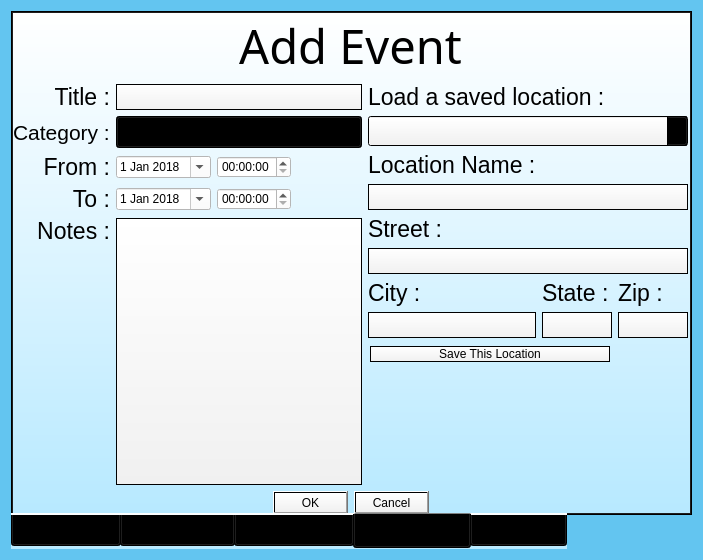
Above: Calendar/mainwindowtabbed.ui from oscarl1127/CSUSM_CS441_Project before the change. Below: the same form after it.
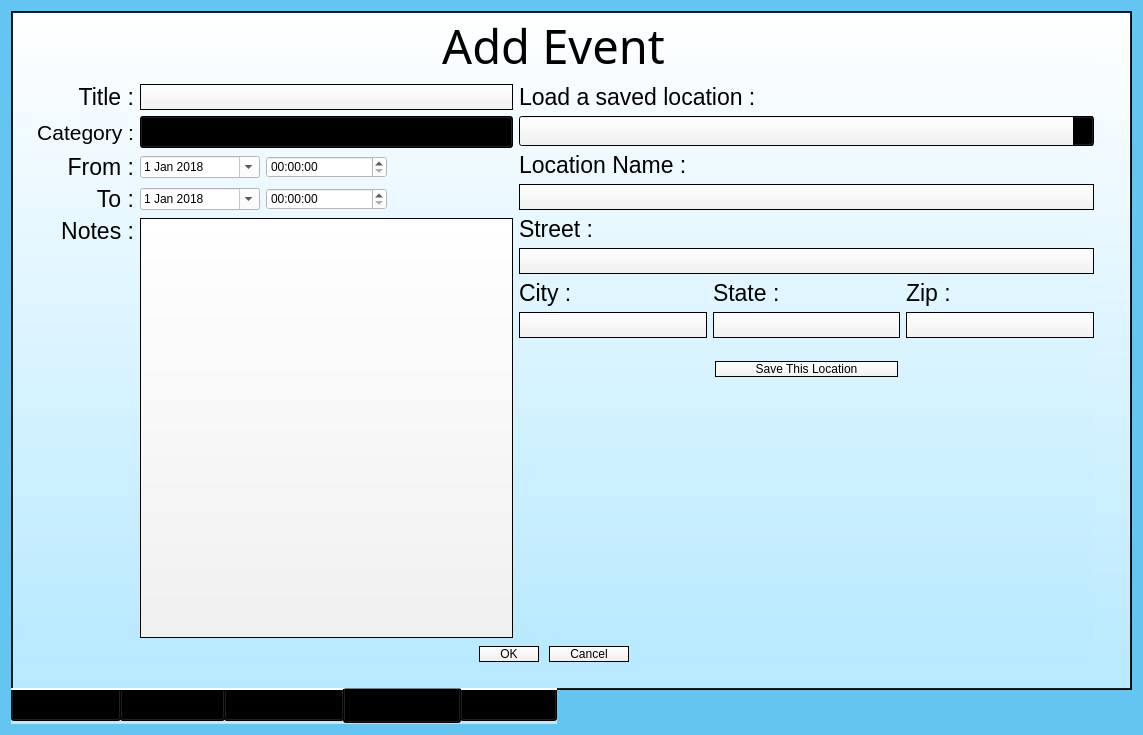
That is the form after the change. The open tabs and pages were chosen to show the change.

Patch:
```diff
--- a/Calendar/mainwindowtabbed.ui
+++ b/Calendar/mainwindowtabbed.ui
@@ -6,8 +6,8 @@
    <rect>
     <x>0</x>
     <y>0</y>
-    <width>703</width>
-    <height>560</height>
+    <width>1143</width>
+    <height>735</height>
    </rect>
   </property>
   <property name="focusPolicy">
@@ -22,8 +22,8 @@
   <property name="modal">
    <bool>false</bool>
   </property>
-  <layout class="QGridLayout" name="gridLayout">
-   <item row="0" column="1">
+  <layout class="QHBoxLayout" name="horizontalLayout">
+   <item>
     <widget class="QTabWidget" name="tabWidget">
      <property name="font">
       <font>
@@ -230,7 +230,7 @@
      </widget>
      <widget class="QWidget" name="TodoListsTab">
       <attribute name="title">
-       <string>Todo Lists</string>
+       <string>Todo List</string>
       </attribute>
       <widget class="QWidget" name="gridLayoutWidget_2">
        <property name="geometry">
@@ -413,52 +413,25 @@
       </widget>
      </widget>
      <widget class="QWidget" name="AddEventTab">
+      <property name="sizePolicy">
+       <sizepolicy hsizetype="Expanding" vsizetype="Expanding">
+        <horstretch>2</horstretch>
+        <verstretch>2</verstretch>
+       </sizepolicy>
+      </property>
       <attribute name="title">
        <string>Add Event</string>
       </attribute>
-      <widget class="QFrame" name="frame">
-       <property name="geometry">
-        <rect>
-         <x>0</x>
-         <y>64</y>
-         <width>70</width>
-         <height>71</height>
-        </rect>
-       </property>
-       <property name="styleSheet">
-        <string notr="true">background-color: qlineargradient(spread:pad, x1:0, y1:1, x2:1, y2:0, stop:0.458128 rgba(32, 131, 174, 0));</string>
-       </property>
-       <layout class="QVBoxLayout" name="AddEvent_FromToDateLabels"/>
-      </widget>
       <widget class="QWidget" name="gridLayoutWidget_5">
        <property name="geometry">
         <rect>
          <x>0</x>
          <y>0</y>
-         <width>675</width>
-         <height>501</height>
+         <width>1081</width>
+         <height>651</height>
         </rect>
        </property>
-       <layout class="QGridLayout" name="gridLayout_10" columnminimumwidth="350,0">
-        <item row="0" column="0" colspan="2">
-         <widget class="QLabel" name="label_3">
-          <property name="font">
-           <font>
-            <family>Papyrus</family>
-            <pointsize>35</pointsize>
-           </font>
-          </property>
-          <property name="styleSheet">
-           <string notr="true">background-color: qlineargradient(spread:pad, x1:0, y1:1, x2:1, y2:0, stop:0.458128 rgba(32, 131, 174, 0));</string>
-          </property>
-          <property name="text">
-           <string>Add Event</string>
-          </property>
-          <property name="alignment">
-           <set>Qt::AlignCenter</set>
-          </property>
-         </widget>
-        </item>
+       <layout class="QGridLayout" name="gridLayout_10" columnminimumwidth="500,400">
         <item row="2" column="0">
          <layout class="QGridLayout" name="gridLayout_6">
           <item row="4" column="1">
@@ -558,6 +531,9 @@
             <property name="text">
              <string>Category :</string>
             </property>
+            <property name="alignment">
+             <set>Qt::AlignRight|Qt::AlignTrailing|Qt::AlignVCenter</set>
+            </property>
            </widget>
           </item>
           <item row="3" column="0">
@@ -620,6 +596,12 @@
           </item>
           <item row="2" column="1" colspan="3">
            <widget class="QComboBox" name="Category_Box">
+            <property name="minimumSize">
+             <size>
+              <width>0</width>
+              <height>30</height>
+             </size>
+            </property>
             <property name="font">
              <font>
               <pointsize>15</pointsize>
@@ -707,7 +689,10 @@
          <widget class="QDialogButtonBox" name="AddEvent_AcceptDeclineButton">
           <property name="styleSheet">
            <string notr="true">background-color: qlineargradient(spread:reflect, x1:0, y1:1, x2:0, y2:0, stop:0 rgba(240, 240, 240, 255), stop:1 rgba(255, 255, 255, 255));
-</string>
+border-radius: 9px;
+border: 1px solid black;
+padding: 0 20px;
+margin: 2px;</string>
           </property>
           <property name="standardButtons">
            <set>QDialogButtonBox::Cancel|QDialogButtonBox::Ok</set>
@@ -718,7 +703,7 @@
          </widget>
         </item>
         <item row="2" column="1">
-         <layout class="QGridLayout" name="gridLayout_9">
+         <layout class="QGridLayout" name="gridLayout_9" rowminimumheight="0,0,0,0,0,0,0,0,0,50,0">
           <item row="5" column="0">
            <widget class="QLabel" name="AddEvent_StreetNameLabel">
             <property name="sizePolicy">
@@ -825,20 +810,6 @@
             </property>
            </widget>
           </item>
-          <item row="9" column="0" colspan="2">
-           <widget class="QPushButton" name="AddEvent_SaveThisLocationButton">
-            <property name="styleSheet">
-             <string notr="true">background-color: qlineargradient(spread:reflect, x1:0, y1:1, x2:0, y2:0, stop:0 rgba(240, 240, 240, 255), stop:1 rgba(255, 255, 255, 255));
-border-radius: 10px;
-border: 1px solid black;
-padding: 0 8px;
-margin: 2px;</string>
-            </property>
-            <property name="text">
-             <string>Save This Location</string>
-            </property>
-           </widget>
-          </item>
           <item row="7" column="1">
            <widget class="QLabel" name="AddEvent_StateLabel">
             <property name="sizePolicy">
@@ -960,6 +931,12 @@
           </item>
           <item row="2" column="0" colspan="3">
            <widget class="QComboBox" name="AddEvent_LoadSavedLocationComboBox">
+            <property name="minimumSize">
+             <size>
+              <width>0</width>
+              <height>30</height>
+             </size>
+            </property>
             <property name="maximumSize">
              <size>
               <width>16777215</width>
@@ -979,8 +956,47 @@
             </property>
            </widget>
           </item>
+          <item row="9" column="1">
+           <widget class="QPushButton" name="AddEvent_SaveThisLocationButton">
+            <property name="maximumSize">
+             <size>
+              <width>16777215</width>
+              <height>16777215</height>
+             </size>
+            </property>
+            <property name="styleSheet">
+             <string notr="true">background-color: qlineargradient(spread:reflect, x1:0, y1:1, x2:0, y2:0, stop:0 rgba(240, 240, 240, 255), stop:1 rgba(255, 255, 255, 255));
+border-radius: 9px;
+border: 1px solid black;
+padding: 0 10px;
+margin: 2px;</string>
+            </property>
+            <property name="text">
+             <string>Save This Location</string>
+            </property>
+           </widget>
+          </item>
          </layout>
         </item>
+        <item row="0" column="0" colspan="2">
+         <widget class="QLabel" name="label_3">
+          <property name="font">
+           <font>
+            <family>Papyrus</family>
+            <pointsize>35</pointsize>
+           </font>
+          </property>
+          <property name="styleSheet">
+           <string notr="true">background-color: qlineargradient(spread:pad, x1:0, y1:1, x2:1, y2:0, stop:0.458128 rgba(32, 131, 174, 0));</string>
+          </property>
+          <property name="text">
+           <string>Add Event</string>
+          </property>
+          <property name="alignment">
+           <set>Qt::AlignCenter</set>
+          </property>
+         </widget>
+        </item>
        </layout>
       </widget>
      </widget>
```
Left out of the diff: 228 changed lines with no effect on the pictures. Lines whose indentation alone changed are shown as unchanged.
